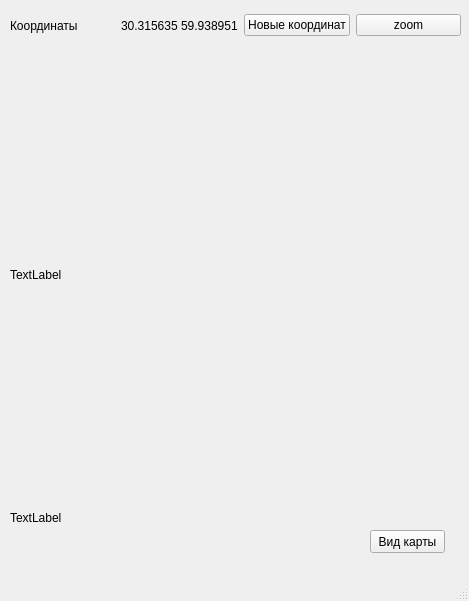
kerrigan-nataly/map_3, file interface.ui: the form before one commit.
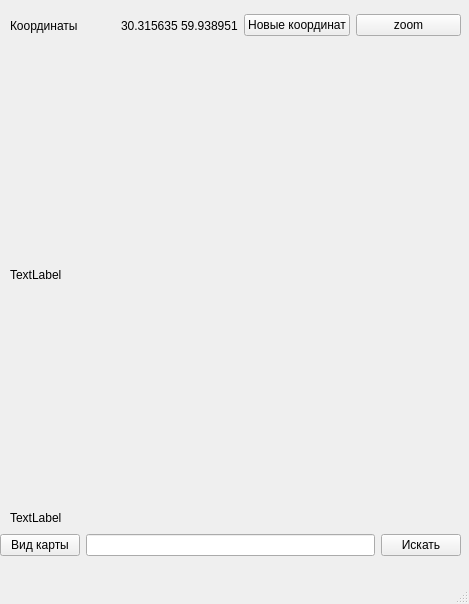
The form after the commit.

Commit message: Большая задача по Maps API. Часть №5

```diff
--- a/interface.ui
+++ b/interface.ui
@@ -7,7 +7,7 @@
     <x>0</x>
     <y>0</y>
     <width>469</width>
-    <height>601</height>
+    <height>604</height>
    </rect>
   </property>
   <property name="windowTitle">
@@ -86,21 +86,44 @@
      <string>TextLabel</string>
     </property>
    </widget>
-   <widget class="QPushButton" name="mapTypeButton">
+   <widget class="QWidget" name="horizontalLayoutWidget_2">
     <property name="geometry">
      <rect>
-      <x>370</x>
+      <x>0</x>
       <y>530</y>
-      <width>75</width>
-      <height>23</height>
+      <width>461</width>
+      <height>31</height>
      </rect>
     </property>
+    <layout class="QHBoxLayout" name="horizontalLayout_2">
+     <item>
+      <widget class="QPushButton" name="mapTypeButton">
     <property name="focusPolicy">
      <enum>Qt::NoFocus</enum>
     </property>
     <property name="text">
      <string>Вид карты</string>
     </property>
+      </widget>
+     </item>
+     <item>
+      <widget class="QLineEdit" name="placeLineEdit">
+       <property name="focusPolicy">
+        <enum>Qt::NoFocus</enum>
+       </property>
+      </widget>
+     </item>
+     <item>
+      <widget class="QPushButton" name="searchButton">
+       <property name="focusPolicy">
+        <enum>Qt::NoFocus</enum>
+       </property>
+       <property name="text">
+        <string>Искать</string>
+       </property>
+      </widget>
+     </item>
+    </layout>
    </widget>
   </widget>
   <widget class="QMenuBar" name="menubar">
```
Lines whose indentation alone changed are shown as unchanged. The commit also changes 1 other file.
